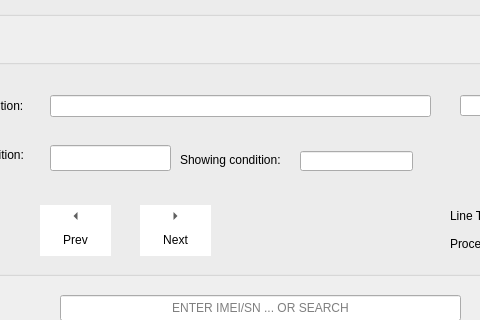
The window that uis/expedition_form.ui (andrei219/euromedia) describes before a commit, drawn with Qt 5; both pictures show x 130 to 610 and y 305 to 625 of the 990 by 904 pixel window.
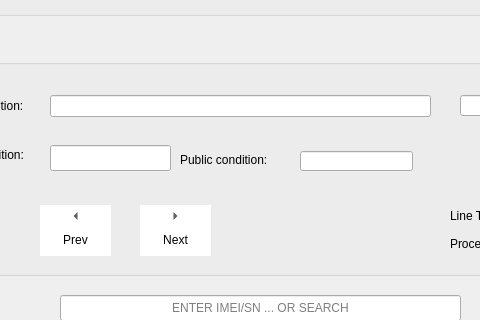
The same window after the commit. Icons and pictures are not drawn.

What changed in the file:
```diff
--- a/uis/expedition_form.ui
+++ b/uis/expedition_form.ui
@@ -655,7 +655,7 @@
      </rect>
     </property>
     <property name="text">
-     <string>Showing condition:</string>
+     <string>Public condition:</string>
     </property>
    </widget>
    <widget class="QLineEdit" name="showing_condition">
```
